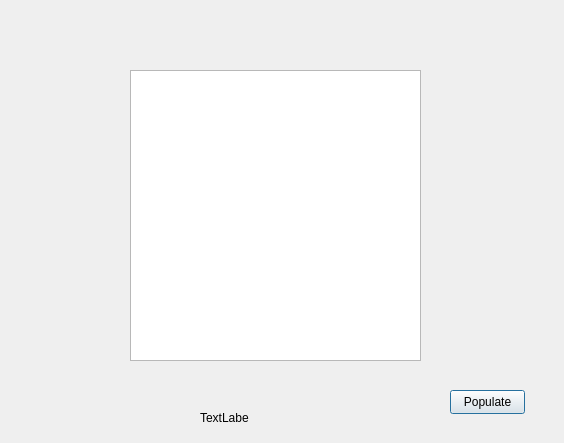
This is bank-automat/tilitapahtumat.ui in Arttupirila/pankkiprojekti as Qt 5 draws it before an edit. The edited form follows.
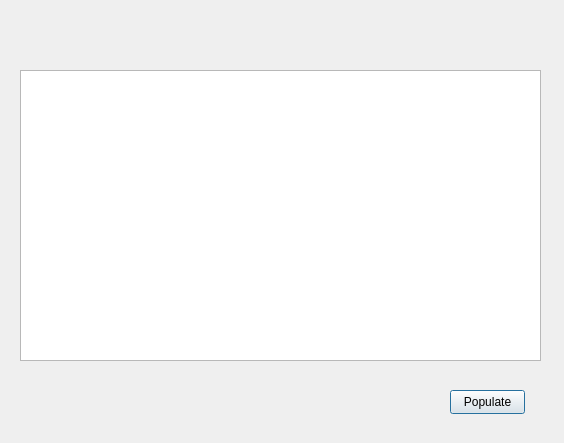
This is the edited form.

The edit to the form file:
```diff
--- a/bank-automat/tilitapahtumat.ui
+++ b/bank-automat/tilitapahtumat.ui
@@ -16,26 +16,13 @@
   <widget class="QTextBrowser" name="textTransactions">
    <property name="geometry">
     <rect>
-     <x>130</x>
+     <x>20</x>
      <y>70</y>
-     <width>291</width>
+     <width>521</width>
      <height>291</height>
     </rect>
    </property>
   </widget>
-  <widget class="QLabel" name="label">
-   <property name="geometry">
-    <rect>
-     <x>200</x>
-     <y>410</y>
-     <width>49</width>
-     <height>16</height>
-    </rect>
-   </property>
-   <property name="text">
-    <string>TextLabel</string>
-   </property>
-  </widget>
   <widget class="QPushButton" name="btnPopulate">
    <property name="geometry">
     <rect>
```
